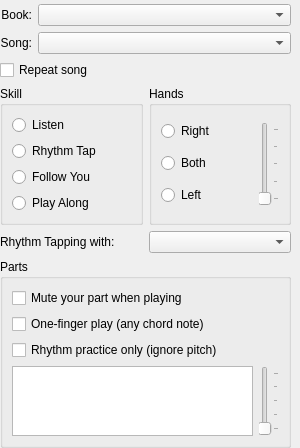
Qt form src/GuiSidePanel.ui (PBalzarett1/PianoBooster) before a commit.
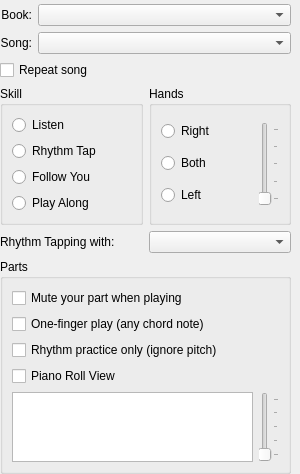
The same form after that commit.

Commit message: Feature: Piano-roll style note duration display: Added an optional piano-roll view. A new “Piano-roll view” checkbox in the side panel toggles Cfg::usePianoRollView, persisted via settings. When enabled, note heads are drawn with duration bars using existing timing and spacing; when disabled, rendering is unchanged. No impact on playback logic.

```diff
--- a/src/GuiSidePanel.ui
+++ b/src/GuiSidePanel.ui
@@ -260,6 +260,16 @@
         </property>
        </widget>
       </item>
+      <item>
+       <widget class="QCheckBox" name="pianoRollViewCheck">
+        <property name="toolTip">
+         <string>Show note durations as horizontal bars</string>
+        </property>
+        <property name="text">
+         <string>Piano Roll View</string>
+        </property>
+       </widget>
+      </item>
       <item>
        <layout class="QHBoxLayout">
         <item>
```
Lines whose indentation alone changed are shown as unchanged. The commit also changes 9 other files.
